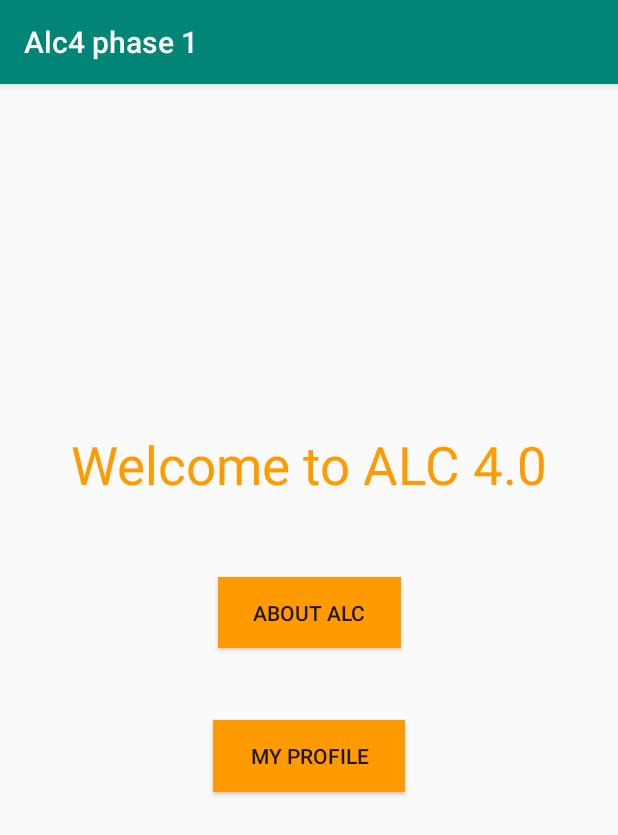
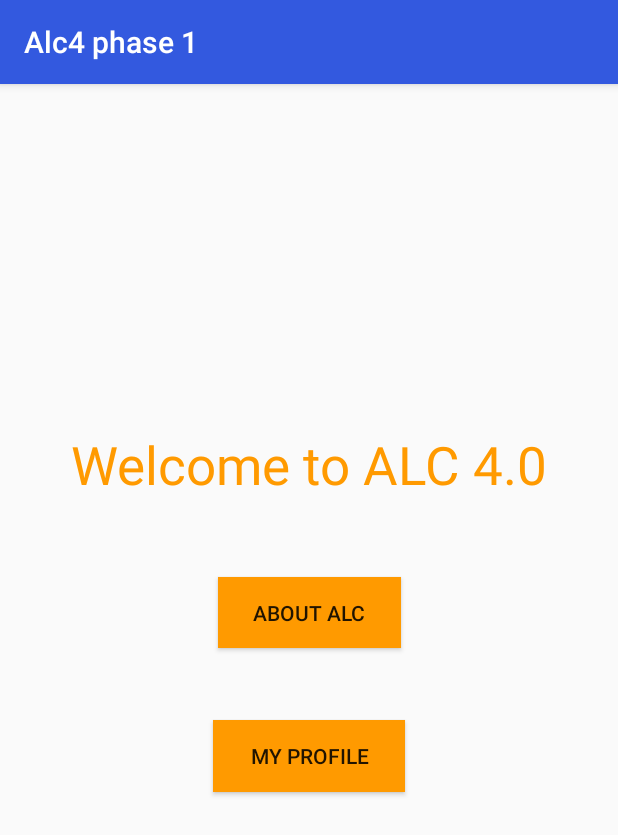
Before and after one commit to aviary48/ALC-4.0, an Android app: the screen it shows after launch (MainActivity), on a phone screen of 412 x 824 dp. Shown: the top 835 px of the screen. Run offline under Robolectric (Android 15) with nearby library versions, the phone set to English and light mode, and no system bars.

Commit message:
some changes

```diff
--- a/app/src/main/java/com/example/alc4phase1/AboutPage.java
+++ b/app/src/main/java/com/example/alc4phase1/AboutPage.java
@@ -24,6 +24,8 @@ public class AboutPage extends AppCompatActivity {
     protected void onCreate(Bundle savedInstanceState){
         super.onCreate(savedInstanceState);
         setContentView(R.layout.activity_about);
+
+
 
 
         mWebview = findViewById(R.id.webview);
--- a/app/src/main/res/values/colors.xml
+++ b/app/src/main/res/values/colors.xml
@@ -1,7 +1,7 @@
 <?xml version="1.0" encoding="utf-8"?>
 <resources>
-    <color name="colorPrimary">#008577</color>
-    <color name="colorPrimaryDark">#00574B</color>
+    <color name="colorPrimary">#3359DF</color>
+    <color name="colorPrimaryDark">#3359DF</color>
     <color name="colorAccent">#D81B60</color>
 
     <color name="orange">#ff9a00</color>
--- a/app/src/main/res/values/styles.xml
+++ b/app/src/main/res/values/styles.xml
@@ -6,6 +6,12 @@
         <item name="colorPrimary">@color/colorPrimary</item>
         <item name="colorPrimaryDark">@color/colorPrimaryDark</item>
         <item name="colorAccent">@color/colorAccent</item>
+
+    </style>
+
+    <style name="AppTheme.NoActionBar">
+        <item name="windowActionBar">false</item>
+        <item name="windowNoTitle">true</item>
     </style>
 
 </resources>
```
Also changed, not shown: app/src/main/AndroidManifest.xml (+5 -3 lines), app/src/main/res/layout/activity_profile.xml (line endings or trailing spaces).
